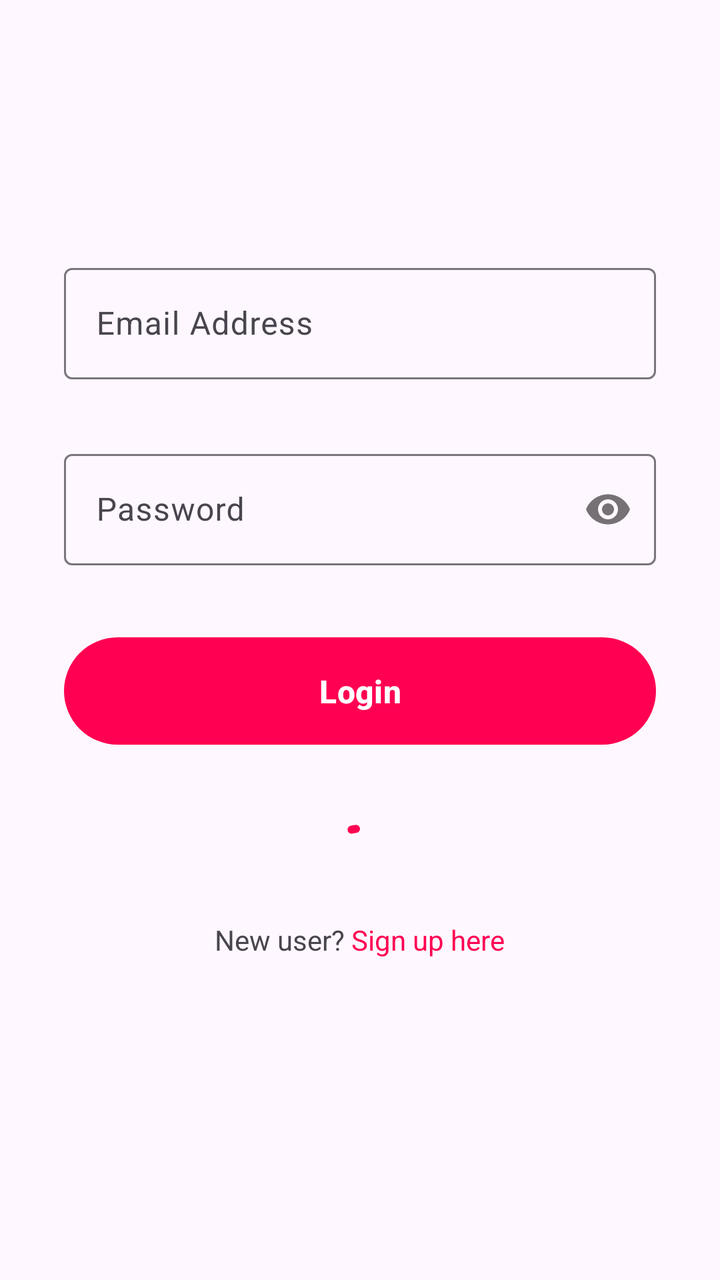
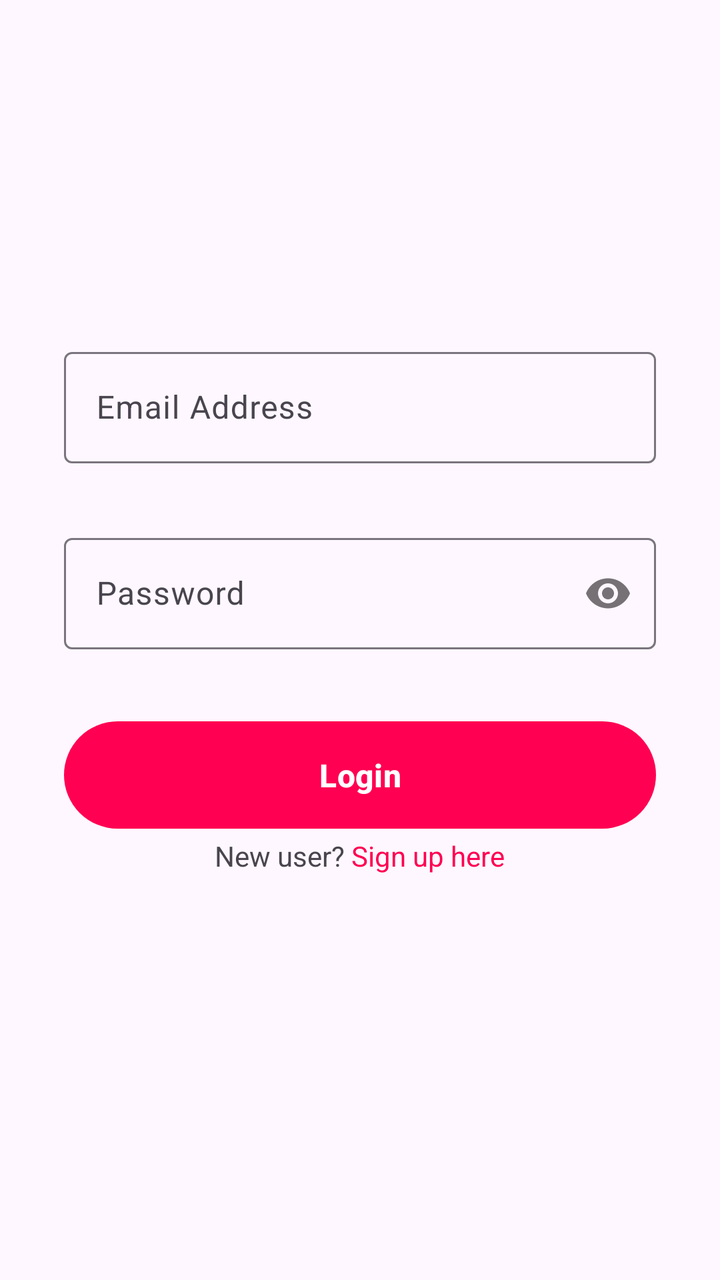

The first picture is an Android layout as it rendered before a commit; the second is the same layout after the commit. The layout source and the unified diff follow.
<!-- AndroidManifest.xml: application theme Theme.You4me -->
<!-- res/layout/fragment_login.xml -->
<?xml version="1.0" encoding="utf-8"?>
<LinearLayout xmlns:android="http://schemas.android.com/apk/res/android"
    xmlns:app="http://schemas.android.com/apk/res-auto"
    xmlns:tools="http://schemas.android.com/tools"
    android:layout_width="match_parent"
    android:layout_height="match_parent"
    android:gravity="center"
    android:orientation="vertical"
    android:padding="32dp"
    tools:context=".ui.authentication.LoginFragment">

    <com.google.android.material.textfield.TextInputLayout
        android:id="@+id/email_lyt"
        android:layout_width="match_parent"
        android:layout_height="wrap_content"
        android:hint="@string/email_address">

        <com.google.android.material.textfield.TextInputEditText
            android:id="@+id/email"
            android:layout_width="match_parent"
            android:layout_height="match_parent"
            android:inputType="textEmailAddress" />
    </com.google.android.material.textfield.TextInputLayout>

    <com.google.android.material.textfield.TextInputLayout
        android:id="@+id/password_lyt"
        android:layout_width="match_parent"
        android:layout_height="wrap_content"
        android:layout_marginTop="32dp"
        android:hint="@string/password"
        app:passwordToggleEnabled="true">

        <com.google.android.material.textfield.TextInputEditText
            android:id="@+id/password"
            android:layout_width="match_parent"
            android:layout_height="match_parent"
            android:inputType="textPassword" />
    </com.google.android.material.textfield.TextInputLayout>

    <com.google.android.material.button.MaterialButton
        android:id="@+id/login_btn"
        android:layout_width="match_parent"
        android:layout_height="wrap_content"
        android:layout_marginTop="32dp"
        android:padding="16dp"
        android:text="@string/login"
        android:textSize="16sp"
        android:textStyle="bold" />

    <com.google.android.material.progressindicator.CircularProgressIndicator
        android:id="@+id/progress_circular"
        style="@style/Widget.Material3.CircularProgressIndicator.Medium"
        android:layout_marginTop="32dp"
        android:layout_marginBottom="4dp"
        android:layout_width="wrap_content"
        android:layout_height="wrap_content"
        android:indeterminate="true" />

    <TextView
        android:id="@+id/sign_up"
        android:layout_width="wrap_content"
        android:layout_height="wrap_content"
        android:layout_gravity="center_horizontal"
        android:layout_marginBottom="32dp"
        android:text="@string/new_user" />

</LinearLayout>
<!-- resources referenced by this layout -->
<resources>
  <string name="email_address">Email Address</string>
  <string name="login">Login</string>
  <string name="new_user">New user? <font fgcolor="#ff0052">Sign up here</font></string>
  <string name="password">Password</string>
  <style name="Theme.You4me" parent="Base.Theme.You4me" />
  <style name="Base.Theme.You4me" parent="Theme.Material3.Light.NoActionBar">
          
           <item name="colorPrimary">@color/primary_pink</item>
      </style>
  <color name="primary_pink">#ffff0052</color>
</resources>

<!-- the commit's change to res/layout/fragment_login.xml (unified diff, before → after) -->
@@ -54,6 +54,7 @@
         android:layout_marginBottom="4dp"
         android:layout_width="wrap_content"
         android:layout_height="wrap_content"
+        android:visibility="gone"
         android:indeterminate="true" />
 
     <TextView
